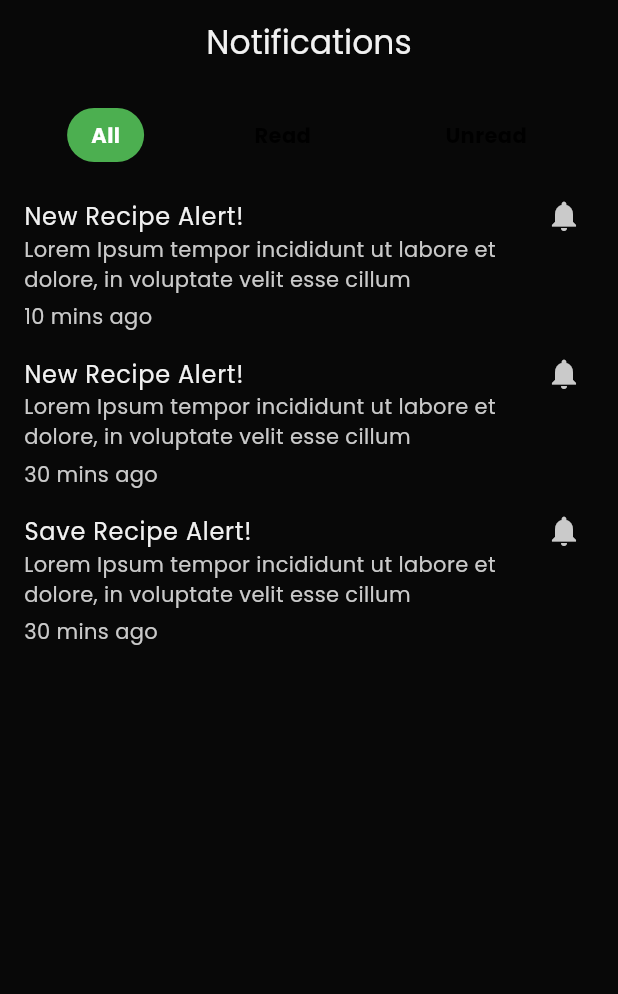
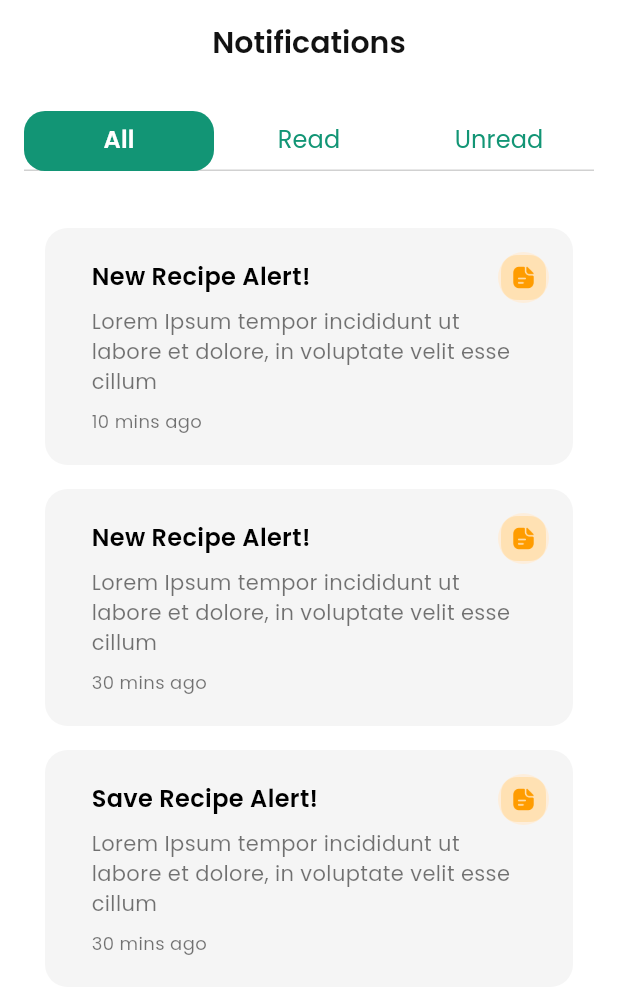
Before and after one commit to sotvoldiyew/food_recipe, a Flutter app: the screen it shows after launch, on a phone screen of 412 x 824 dp. Shown: the top 994 px of the screen. Run offline on Flutter 3.47's test engine with Material 3 defaults, Android fonts, the phone set to English and light mode, and no system bars; our stand-ins replace connectivity_plus, dio, go_router, pinput, shared_preferences.

Commit message:
Oqila five comment notifications_screen.dart ozgartirish kiritildi

```diff
--- a/lib/src/common/style/app_theme.dart
+++ b/lib/src/common/style/app_theme.dart
@@ -11,7 +11,7 @@ class AppTheme {
 
   static ThemeData dark = ThemeData(
     useMaterial3: true,
-    colorScheme: darkColorScheme,
+    colorScheme: lightColorScheme,
     fontFamily: "Poppins",
   );
 }
--- a/lib/src/feature/splash/screen/notifications_screen.dart
+++ b/lib/src/feature/splash/screen/notifications_screen.dart
@@ -7,8 +7,9 @@ class NotificationsScreen extends StatefulWidget {
   _NotificationsScreenState createState() => _NotificationsScreenState();
 }
 
-class _NotificationsScreenState extends State<NotificationsScreen> {
-  int selectedIndex = 0;
+class _NotificationsScreenState extends State<NotificationsScreen>
+    with SingleTickerProviderStateMixin {
+  late TabController _tabController;
 
   final List<Map<String, String>> notifications = [
     {
@@ -29,108 +30,195 @@ class _NotificationsScreenState extends State<NotificationsScreen> {
   ];
 
   @override
+  void initState() {
+    super.initState();
+    _tabController = TabController(length: 3, vsync: this);
+  }
+
+  @override
+  void dispose() {
+    _tabController.dispose();
+    super.dispose();
+  }
+
+  @override
   Widget build(BuildContext context) {
     return Scaffold(
+      backgroundColor: Colors.white,
       appBar: AppBar(
-        title: const Text('Notifications'),
+        backgroundColor: Colors.white,
+        elevation: 0,
         centerTitle: true,
+        title: const Text(
+          'Notifications',
+          style: TextStyle(
+            fontSize: 20,
+            fontWeight: FontWeight.w600,
+            color: Color(0xff121212),
+          ),
+        ),
       ),
       body: Column(
         children: [
+          const SizedBox(
+            height: 10,
+          ),
           Padding(
-            padding: const EdgeInsets.all(16.0),
-            child: Row(
-              mainAxisAlignment: MainAxisAlignment.spaceAround,
-              children: [
-                FilterButton(
-                  text: 'All',
-                  isSelected: selectedIndex == 0,
-                  onTap: () => setState(() => selectedIndex = 0),
+            padding: const EdgeInsets.symmetric(horizontal: 16.0, vertical: 8.0),
+            child: Container(
+              height: 40,
+              decoration: BoxDecoration(
+                color: Colors.white,
+                borderRadius: BorderRadius.circular(20),
               ),
-                FilterButton(
-                  text: 'Read',
-                  isSelected: selectedIndex == 1,
-                  onTap: () => setState(() => selectedIndex = 1),
+              child: TabBar(
+                controller: _tabController,
+                labelColor: Colors.white,
+                unselectedLabelColor: const Color(0xff129575),
+                indicator: BoxDecoration(
+                  color: const Color(0xff129575),
+                  borderRadius: BorderRadius.circular(14),
                 ),
-                FilterButton(
-                  text: 'Unread',
-                  isSelected: selectedIndex == 2,
-                  onTap: () => setState(() => selectedIndex = 2),
+                indicatorSize: TabBarIndicatorSize.tab,
+                labelStyle: const TextStyle(
+                  fontSize: 16,
+                  fontWeight: FontWeight.w600,
                 ),
+                unselectedLabelStyle: const TextStyle(
+                  fontSize: 16,
+                  fontWeight: FontWeight.w400,
+                ),
+                tabs: const [
+                  Tab(text: 'All'),
+                  Tab(text: 'Read'),
+                  Tab(text: 'Unread'),
                 ],
               ),
             ),
+          ),
           Expanded(
-            child: ListView.builder(
-              itemCount: notifications.length,
-              itemBuilder: (context, index) {
-                return NotificationTile(notification: notifications[index]);
-              },
+            child: TabBarView(
+              controller: _tabController,
+              children: [
+                NotificationsList(notifications: notifications),
+                NotificationsList(notifications: notifications),
+                NotificationsList(notifications: notifications),
+              ],
             ),
           ),
-        ],
-      ),
-      bottomNavigationBar: BottomNavigationBar(
-        items: const [
-          BottomNavigationBarItem(icon: Icon(Icons.home), label: ''),
-          BottomNavigationBarItem(icon: Icon(Icons.bookmark), label: ''),
-          BottomNavigationBarItem(icon: Icon(Icons.add_circle, size: 40), label: ''),
-          BottomNavigationBarItem(icon: Icon(Icons.notifications), label: ''),
-          BottomNavigationBarItem(icon: Icon(Icons.person), label: ''),
         ],
       ),
     );
   }
 }
 
-class FilterButton extends StatelessWidget {
-  final String text;
-  final bool isSelected;
-  final VoidCallback onTap;
+class NotificationsList extends StatelessWidget {
+  final List<Map<String, String>> notifications;
 
-  FilterButton({required this.text, required this.isSelected, required this.onTap});
+  const NotificationsList({super.key, required this.notifications});
 
   @override
   Widget build(BuildContext context) {
-    return GestureDetector(
-      onTap: onTap,
-      child: Container(
-        padding: EdgeInsets.symmetric(vertical: 8.0, horizontal: 16.0),
-        decoration: BoxDecoration(
-          color: isSelected ? Colors.green : Colors.transparent,
-          borderRadius: BorderRadius.circular(20.0),
-        ),
-        child: Text(
-          text,
-          style: TextStyle(
-            color: isSelected ? Colors.white : Colors.black,
-            fontWeight: FontWeight.bold,
-          ),
-        ),
-      ),
+    return ListView.builder(
+      padding: const EdgeInsets.all(30.0),
+      itemCount: notifications.length,
+      itemBuilder: (context, index) {
+        return NotificationTile(notification: notifications[index]);
+      },
     );
   }
 }
 
-class NotificationTile extends StatelessWidget {
+class NotificationTile extends StatefulWidget {
   final Map<String, String> notification;
 
   const NotificationTile({super.key, required this.notification});
 
   @override
+  _NotificationTileState createState() => _NotificationTileState();
+}
+class _NotificationTileState extends State<NotificationTile> {
+  bool _isSuccess = false;
+
+  @override
   Widget build(BuildContext context) {
-    return ListTile(
-      title: Text(notification['title'] ?? ''),
-      subtitle: Column(
+    return Container(
+      margin: const EdgeInsets.only(bottom: 16.0),
+      padding: const EdgeInsets.all(16.0),
+      decoration: BoxDecoration(
+        color: const Color(0xffF5F5F5),
+        borderRadius: BorderRadius.circular(15),
+      ),
+      child: Stack(
+        children: [
+          Row(
             crossAxisAlignment: CrossAxisAlignment.start,
             children: [
-          Text(notification['description'] ?? ''),
-          SizedBox(height: 5),
-          Text(notification['time'] ?? ''),
+              Expanded(
+                child: Padding(
+                  padding: const EdgeInsets.symmetric(horizontal:  15.0,vertical: 5),
+                  child: Column(
+                    crossAxisAlignment: CrossAxisAlignment.start,
+                    children: [
+                      Text(
+                        widget.notification['title'] ?? '',
+                        style: const TextStyle(
+                          fontSize: 16,
+                          fontWeight: FontWeight.w600,
+                          color: Colors.black,
+                        ),
+                      ),
+                      const SizedBox(height: 8),
+                      Text(
+                        widget.notification['description'] ?? '',
+                        style: const TextStyle(
+                          fontSize: 14,
+                          fontWeight: FontWeight.w400,
+                          color: Colors.black54,
+                        ),
+                      ),
+                      const SizedBox(height: 8),
+                      Text(
+                        widget.notification['time'] ?? '',
+                        style: const TextStyle(
+                          fontSize: 12,
+                          fontWeight: FontWeight.w400,
+                          color: Colors.black54,
+                        ),
+                      ),
                     ],
                   ),
-      trailing: Icon(Icons.notifications),
-      isThreeLine: true,
+                ),
+              ),
+            ],
+          ),
+          Positioned(
+            top: 0,
+            right: 0,
+            child: GestureDetector(
+              onTap: () {
+                setState(() {
+                  _isSuccess = !_isSuccess;
+                });
+              },
+              child: Container(
+                padding: const EdgeInsets.all(2),
+                decoration: const BoxDecoration(
+                  color: Color(0xffFDEEDC),
+                  shape: BoxShape.circle,
+                ),
+                child: Image.asset(
+                  _isSuccess
+                      ? 'assets/images/Icon_Success.png'
+                      : 'assets/images/Icon_Success1.png',
+                  width: 30,
+                  height: 30,
+                ),
+              ),
+            ),
+          ),
+        ],
+      ),
     );
   }
 }
```
Also changed, not shown: assets/images/Icon_Success.png (added), assets/images/Icon_Success1.png (added). Lines whose indentation alone changed are shown as unchanged.
